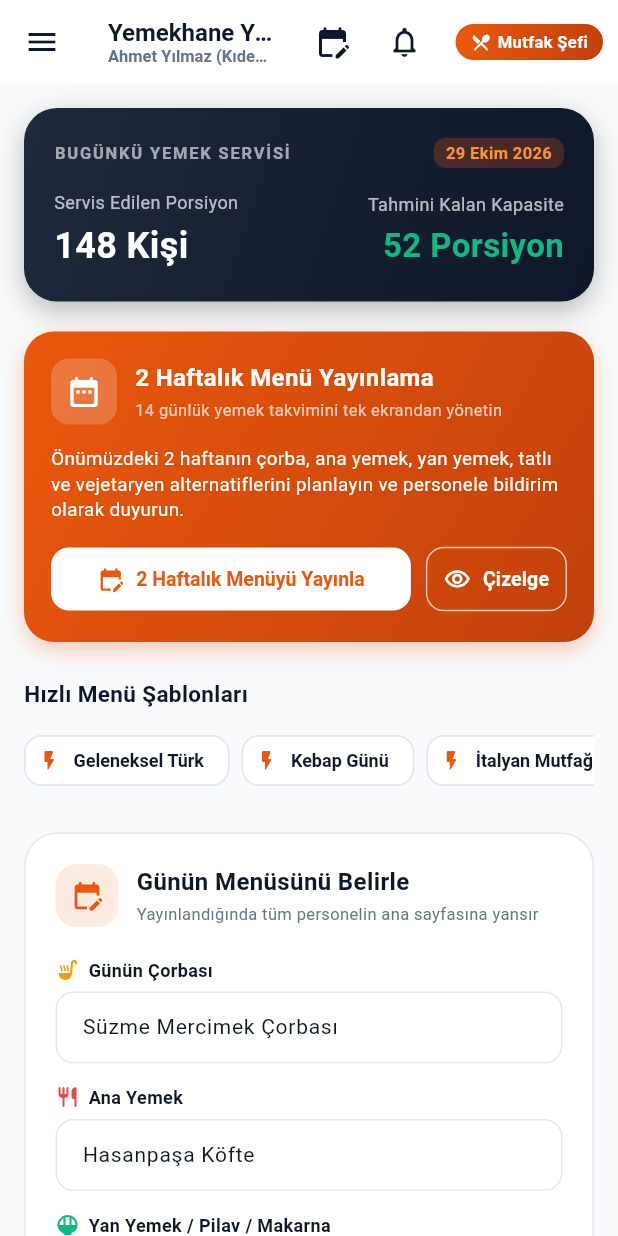
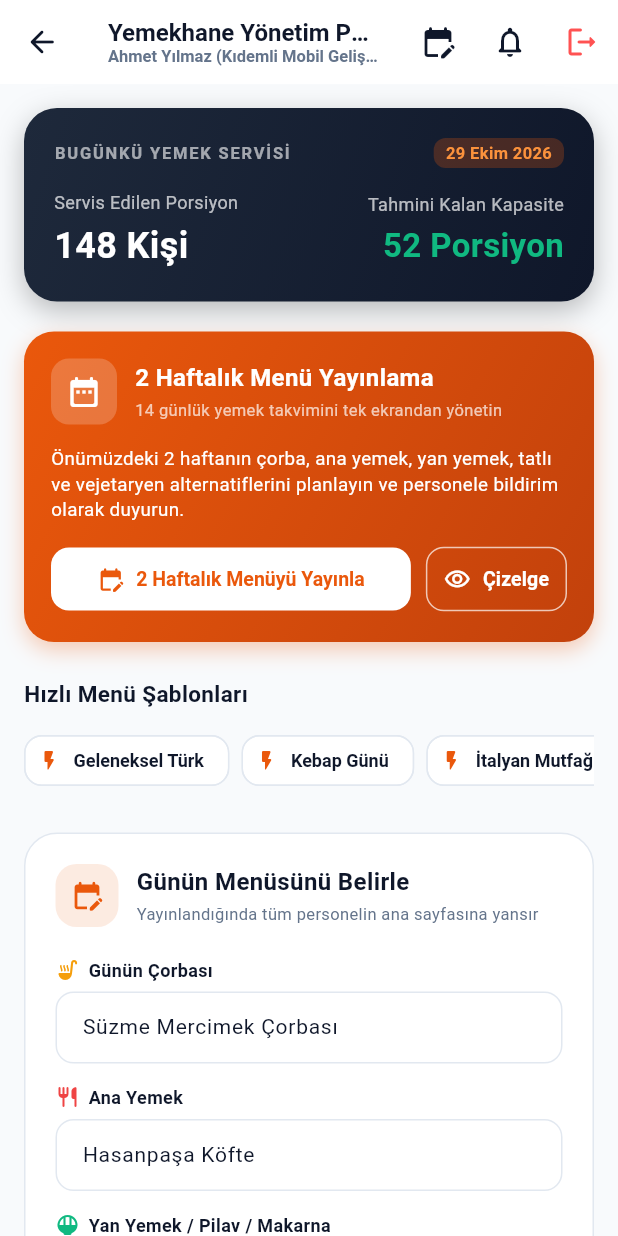
Before and after one commit to huseyincanli20/pdks-flutter, a Flutter app: the CafeteriaShell screen opened directly, on a phone screen of 412 x 824 dp. Run offline on Flutter 3.47's test engine with Material 3 defaults, Android fonts, the phone set to English and light mode, and no system bars; our stand-ins replace geolocator, local_auth, qr_flutter; missing offline and left inert: dart:html, mobile_scanner.

Commit message:
fix: yemekhane paneli ve drawer oturumu kapat hatasi duzeltildi

```diff
--- a/lib/views/cafeteria/cafeteria_shell.dart
+++ b/lib/views/cafeteria/cafeteria_shell.dart
@@ -98,6 +98,47 @@ class _CafeteriaShellState extends State<CafeteriaShell> {
     );
   }
 
+  void _showLogoutDialog() {
+    showDialog(
+      context: context,
+      builder: (ctx) => AlertDialog(
+        shape: RoundedRectangleBorder(borderRadius: BorderRadius.circular(20)),
+        title: const Row(
+          children: [
+            Icon(Icons.logout_rounded, color: AppColors.danger),
+            SizedBox(width: 10),
+            Text('Oturumu Kapat', style: TextStyle(fontSize: 18, fontWeight: FontWeight.bold)),
+          ],
+        ),
+        content: const Text(
+          'Yemekhane yönetim panelinden çıkış yapmak istediğinize emin misiniz?',
+          style: TextStyle(color: AppColors.textSecondary, fontSize: 14),
+        ),
+        actions: [
+          TextButton(
+            onPressed: () => Navigator.pop(ctx),
+            child: const Text('İptal', style: TextStyle(color: AppColors.textSecondary, fontWeight: FontWeight.w600)),
+          ),
+          ElevatedButton(
+            style: ElevatedButton.styleFrom(
+              backgroundColor: AppColors.danger,
+              foregroundColor: Colors.white,
+              elevation: 0,
+              shape: RoundedRectangleBorder(borderRadius: BorderRadius.circular(12)),
+            ),
+            onPressed: () {
+              final pdks = context.read<PdksState>();
+              Navigator.pop(ctx);
+              Navigator.of(context, rootNavigator: true).popUntil((route) => route.isFirst);
+              pdks.logout();
+            },
+            child: const Text('Çıkış Yap', style: TextStyle(fontWeight: FontWeight.bold)),
+          ),
+        ],
+      ),
+    );
+  }
+
   @override
   Widget build(BuildContext context) {
     final pdks = context.watch<PdksState>();
@@ -107,6 +148,13 @@ class _CafeteriaShellState extends State<CafeteriaShell> {
       backgroundColor: AppColors.bg(context),
       drawer: const AppDrawer(),
       appBar: AppBar(
+        leading: Navigator.canPop(context)
+            ? IconButton(
+                icon: const Icon(Icons.arrow_back_rounded),
+                tooltip: 'Geri Dön',
+                onPressed: () => Navigator.pop(context),
+              )
+            : null,
         title: Column(
           crossAxisAlignment: CrossAxisAlignment.start,
           children: [
@@ -146,20 +194,10 @@ class _CafeteriaShellState extends State<CafeteriaShell> {
               Navigator.push(context, MaterialPageRoute(builder: (_) => const NotificationsScreen()));
             },
           ),
-          Container(
-            margin: const EdgeInsets.symmetric(vertical: 12, horizontal: 10),
-            padding: const EdgeInsets.symmetric(horizontal: 10, vertical: 4),
-            decoration: BoxDecoration(
-              gradient: const LinearGradient(colors: [Color(0xFFEA580C), Color(0xFFC2410C)]),
-              borderRadius: BorderRadius.circular(12),
-            ),
-            child: const Row(
-              children: [
-                Icon(Icons.restaurant_menu_rounded, color: Colors.white, size: 14),
-                SizedBox(width: 4),
-                Text('Mutfak Şefi', style: TextStyle(color: Colors.white, fontSize: 11, fontWeight: FontWeight.bold)),
-              ],
-            ),
+          IconButton(
+            icon: const Icon(Icons.logout_rounded, color: Colors.redAccent),
+            tooltip: 'Oturumu Kapat',
+            onPressed: _showLogoutDialog,
           ),
         ],
       ),
@@ -547,6 +585,23 @@ class _CafeteriaShellState extends State<CafeteriaShell> {
                       onPressed: _saveMenu,
                     ),
                   ),
+
+                  const SizedBox(height: 12),
+
+                  SizedBox(
+                    width: double.infinity,
+                    child: OutlinedButton.icon(
+                      style: OutlinedButton.styleFrom(
+                        foregroundColor: AppColors.danger,
+                        side: BorderSide(color: AppColors.danger.withOpacity(0.35)),
+                        padding: const EdgeInsets.symmetric(vertical: 14),
+                        shape: RoundedRectangleBorder(borderRadius: BorderRadius.circular(16)),
+                      ),
+                      icon: const Icon(Icons.logout_rounded, size: 18),
+                      label: const Text('Yemekhane Panelinden Çıkış Yap', style: TextStyle(fontWeight: FontWeight.bold, fontSize: 13)),
+                      onPressed: _showLogoutDialog,
+                    ),
+                  ),
                 ],
               ),
             ),
--- a/lib/views/common/app_drawer.dart
+++ b/lib/views/common/app_drawer.dart
@@ -46,9 +46,10 @@ class AppDrawer extends StatelessWidget {
               shape: RoundedRectangleBorder(borderRadius: BorderRadius.circular(12)),
             ),
             onPressed: () {
+              final pdks = context.read<PdksState>();
               Navigator.pop(ctx);
-              Navigator.pop(context);
-              context.read<PdksState>().logout();
+              Navigator.of(context, rootNavigator: true).popUntil((route) => route.isFirst);
+              pdks.logout();
             },
             child: const Text('Çıkış Yap', style: TextStyle(fontWeight: FontWeight.bold)),
           ),
--- a/lib/views/mobile/mobile_home_screen.dart
+++ b/lib/views/mobile/mobile_home_screen.dart
@@ -189,8 +189,10 @@ class _MobileHomeScreenState extends State<MobileHomeScreen> {
               shape: RoundedRectangleBorder(borderRadius: BorderRadius.circular(12)),
             ),
             onPressed: () {
+              final pdks = context.read<PdksState>();
               Navigator.pop(ctx);
-              context.read<PdksState>().logout();
+              Navigator.of(context, rootNavigator: true).popUntil((route) => route.isFirst);
+              pdks.logout();
             },
             child: const Text('Çıkış Yap'),
           ),
```
